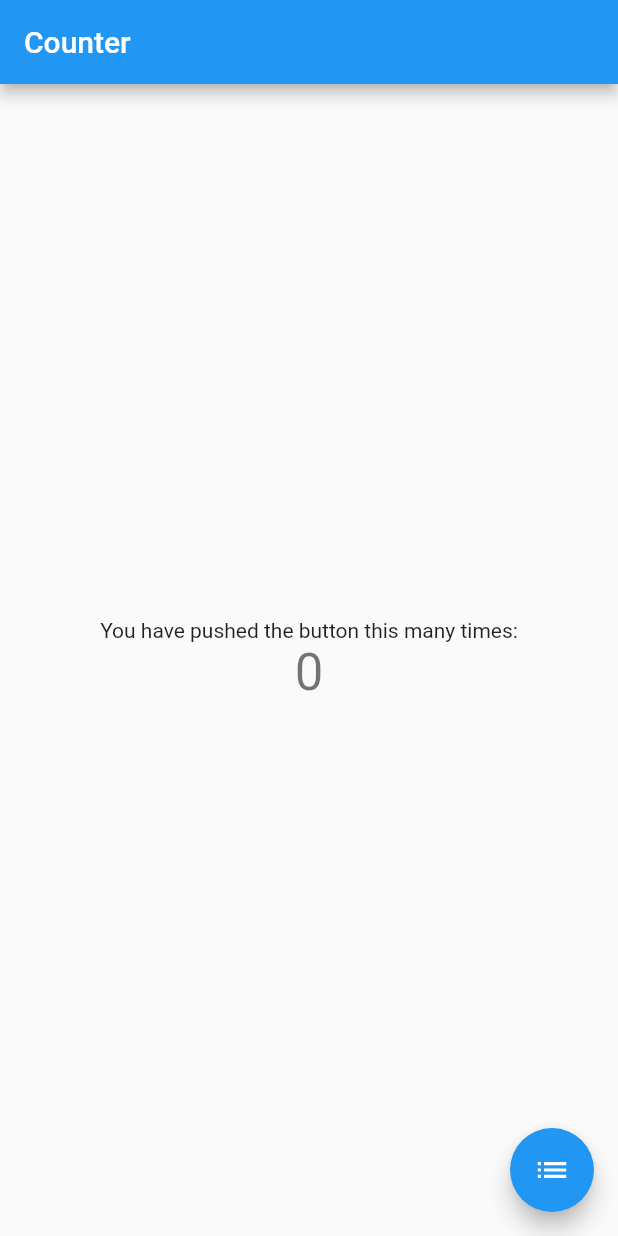
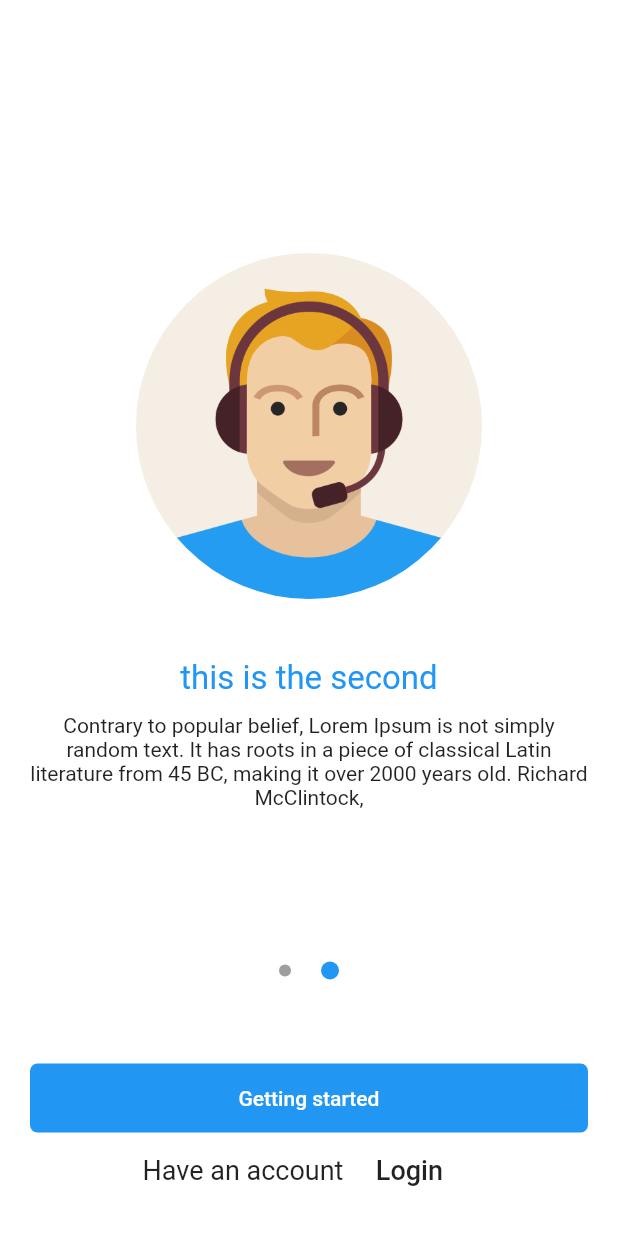
Before and after one commit to ishuacharis/tests, a Flutter app: the screen it shows after launch, on a phone screen of 412 x 824 dp. Run offline on Flutter 3.47's test engine with Material 2 defaults, Android fonts, the phone set to English and light mode, and no system bars; drawn by our look-alikes of flutter_speed_dial; our stand-ins replace bloc, equatable, flutter_bloc.

Commit message:
page builder

```diff
--- /dev/null
+++ b/lib/features/page_builder/data/models/slide_model.dart
@@ -0,0 +1,25 @@
+
+class Slide {
+  final String imgUrl;
+  final String title;
+  final String description;
+
+  const Slide({this.imgUrl, this.title, this.description});
+}
+
+final List<Slide> slides = [
+  Slide(
+      imgUrl: "assets/images/house.png",
+    title: "This is our title",
+    description: "It is a long established fact that a reader will be distracted "
+        "by the readable content of a page when looking at its layout. "
+        "The point of using Lorem Ipsum is " "that it has a more-or-less "
+        "normal distribution of letters, as opposed to using 'Content here, content here',"
+  ),
+  Slide(
+    imgUrl: "assets/images/face.png",
+    title: "this is the second",
+    description: "Contrary to popular belief, Lorem Ipsum is not simply random text. It has roots in a piece of classical Latin literature "
+        "from 45 BC, making it over 2000 years old. Richard McClintock,"
+  ),
+];
--- /dev/null
+++ b/lib/features/page_builder/presentation/page/get_started_page.dart
@@ -0,0 +1,53 @@
+import 'package:flutter/cupertino.dart';
+import 'package:flutter/material.dart';
+import 'package:tests/features/page_builder/presentation/widgets/slides_widget.dart';
+import 'package:tests/features/page_builder/presentation/widgets/top_widget.dart';
+
+class GetStartedPage extends StatelessWidget {
+  final String title;
+
+  GetStartedPage({this.title});
+
+  @override
+  Widget build(BuildContext context) {
+    return Scaffold(
+      body: Container(
+        color: Colors.white,
+        child: Padding(
+          padding: const EdgeInsets.all(20.0),
+          child: Column(
+            children: [
+              TopWidget(),
+              SizedBox(height: 20.0,),
+              Column(
+                crossAxisAlignment: CrossAxisAlignment.stretch,
+                children: [
+                  FlatButton(
+                      onPressed: () {},
+                    textColor: Colors.white,
+                    color: Theme.of(context).primaryColor,
+                      child: Text("Getting started"),
+                    padding: const EdgeInsets.all(15.0),
+                    shape: RoundedRectangleBorder(
+                      borderRadius: BorderRadius.circular(5),
+                    ),
+                  ),
+                  Row(
+                    mainAxisAlignment: MainAxisAlignment.center,
+                    children: [
+                      Text("Have an account", style: TextStyle(fontSize: 18.0),),
+                      FlatButton(
+                          onPressed: (){},
+                          child: Text("Login", style: TextStyle(fontSize: 18.0),)
+                      )
+                    ],
+                  )
+                ],
+              )
+            ],
+          ),
+        ),
+      ),
+    );
+  }
+}
--- /dev/null
+++ b/lib/features/page_builder/presentation/widgets/slide_dot.dart
@@ -0,0 +1,48 @@
+import 'package:flutter/material.dart';
+import 'package:tests/features/page_builder/data/models/slide_model.dart';
+
+
+class SlideDot extends StatelessWidget {
+  final int currenPage;
+
+  const SlideDot({this.currenPage});
+
+  @override
+  Widget build(BuildContext context) {
+    return  Container(
+      //color: Colors.red,
+      child: Stack(
+        alignment: AlignmentDirectional.topStart,
+        children: [
+          Container(
+            margin: const EdgeInsets.only(bottom: 35.0),
+            child: Row(
+              mainAxisSize: MainAxisSize.min,
+              mainAxisAlignment: MainAxisAlignment.center,
+              children: [
+                for(int i = 0; i < slides.length; i++)
+                  if(i == currenPage)
+                    _sliderDot(context,isActive: true,)
+                  else
+                    _sliderDot(context,isActive: false,)
+              ],
+            ),
+          )
+        ],
+      ),
+    );
+  }
+
+  Widget _sliderDot(BuildContext ctx, {bool isActive}) {
+    return AnimatedContainer(
+      duration: Duration(milliseconds: 150),
+      margin: const EdgeInsets.symmetric(horizontal: 10.0),
+      height: isActive ? 12 : 8,
+      width: isActive ? 12 : 8,
+      decoration: BoxDecoration(
+          borderRadius: BorderRadius.all(Radius.circular(15.0)),
+          color: isActive ? Theme.of(ctx).primaryColor : Colors.grey
+      ),
+    );
+  }
+}
--- /dev/null
+++ b/lib/features/page_builder/presentation/widgets/slide_widget.dart
@@ -0,0 +1,32 @@
+import 'package:flutter/material.dart';
+import 'package:tests/features/page_builder/data/models/slide_model.dart';
+
+class SingleSlide extends StatelessWidget {
+  final int index;
+  const SingleSlide({this.index});
+  @override
+  Widget build(BuildContext context) {
+    return Column(
+      crossAxisAlignment: CrossAxisAlignment.center,
+      mainAxisAlignment: MainAxisAlignment.center,
+      children: [
+        Container(
+          width: MediaQuery.of(context).size.height * 0.28,
+          height: MediaQuery.of(context).size.height * 0.28,
+          decoration: BoxDecoration(
+              shape: BoxShape.circle,
+              image: DecorationImage(
+                  image: AssetImage(slides[index].imgUrl),
+                  fit: BoxFit.cover
+              )
+          ),
+        ),
+        SizedBox(height: 40.0,),
+        Text(slides[index].title, style:
+        TextStyle(fontSize: 22.0, color: Theme.of(context).primaryColor),),
+        SizedBox(height: 10.0,),
+        Text(slides[index].description,textAlign: TextAlign.center,)
+      ],
+    );
+  }
+}
--- /dev/null
+++ b/lib/features/page_builder/presentation/widgets/slides_widget.dart
@@ -0,0 +1,22 @@
+import 'package:flutter/material.dart';
+import 'package:tests/features/page_builder/data/models/slide_model.dart';
+import 'package:tests/features/page_builder/presentation/widgets/slide_widget.dart';
+
+class SlidesWidget extends StatelessWidget {
+  final PageController controller;
+  final Function(int i) pageChanged;
+
+  const SlidesWidget({this.controller, this.pageChanged});
+
+
+  @override
+  Widget build(BuildContext context) {
+    return PageView.builder(
+        controller: controller,
+        onPageChanged: pageChanged,
+        scrollDirection: Axis.horizontal,
+        itemCount: slides.length,
+        itemBuilder: (context, index) => SingleSlide(index: index)
+    );
+  }
+}
--- /dev/null
+++ b/lib/features/page_builder/presentation/widgets/top_widget.dart
@@ -0,0 +1,62 @@
+import 'dart:async';
+
+import 'package:flutter/material.dart';
+import 'package:tests/features/page_builder/data/models/slide_model.dart';
+import 'package:tests/features/page_builder/presentation/widgets/slide_dot.dart';
+import 'package:tests/features/page_builder/presentation/widgets/slides_widget.dart';
+
+
+
+class TopWidget extends StatefulWidget {
+  @override
+  _TopWidgetState createState() => _TopWidgetState();
+}
+
+class _TopWidgetState extends State<TopWidget> {
+
+  int _currentPage = 0;
+  final PageController _controller = PageController(initialPage: 0);
+
+
+  @override
+  void initState() {
+    super.initState();
+    Timer.periodic(Duration(seconds: 5), (Timer timer) {
+      if(_currentPage < 2) {
+        _currentPage++;
+      } else{
+        _currentPage = 0;
+      }
+
+      _controller.animateToPage(_currentPage, duration: Duration(microseconds: 300), curve: Curves.easeIn);
+    });
+  }
+
+  @override
+  void dispose() {
+    _controller.dispose();
+    super.dispose();
+  }
+
+  _onPageChange(int index) {
+    setState(() {
+      _currentPage = index;
+    });
+  }
+
+  @override
+  Widget build(BuildContext context) {
+    return Expanded(
+      child: Container(
+        //color: Colors.blue,
+        child: Stack(
+          alignment: AlignmentDirectional.bottomCenter,
+          children: [
+            SlidesWidget(controller: _controller, pageChanged: _onPageChange,),
+            SlideDot(currenPage: _currentPage,)
+          ],
+        ),
+      ),
+    );
+  }
+}
--- a/lib/main.dart
+++ b/lib/main.dart
@@ -1,5 +1,6 @@
 import 'package:flutter/material.dart';
 import 'package:flutter_bloc/flutter_bloc.dart';
+import 'package:tests/features/page_builder/presentation/page/get_started_page.dart';
 import 'features/counter/counter_observer.dart';
 import 'features/counter/presentation/page/counter_page.dart';
 
@@ -14,11 +15,12 @@ class MyApp extends StatelessWidget {
   Widget build(BuildContext context) {
     return MaterialApp(
       title: 'Flutter Demo',
+      debugShowCheckedModeBanner: false,
       theme: ThemeData(
         primarySwatch: Colors.blue,
         visualDensity: VisualDensity.adaptivePlatformDensity,
       ),
-      home: CounterPage(title: 'Counter'),
+      home: GetStartedPage(title: 'Counter'),
     );
   }
 }
--- a/pubspec.yaml
+++ b/pubspec.yaml
@@ -47,7 +47,9 @@ flutter:
   uses-material-design: true
 
   # To add assets to your application, add an assets section, like this:
-  # assets:
+  assets:
+     - assets/images/face.png
+     - assets/images/house.png
   #   - images/a_dot_burr.jpeg
   #   - images/a_dot_ham.jpeg
 
```
Also changed, not shown: assets/images/face.png (added), assets/images/house.png (added), lib/features/page_builder/presentation/widgets/bottom_widget.dart (added).
